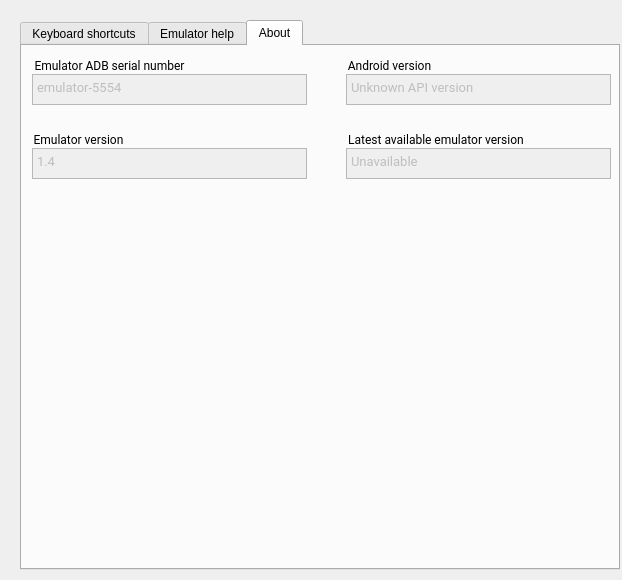
This is android/skin/qt/extended-pages/help-page.ui in aosp-mirror/platform_external_qemu as Qt 5 draws it before an edit. The edited form follows.
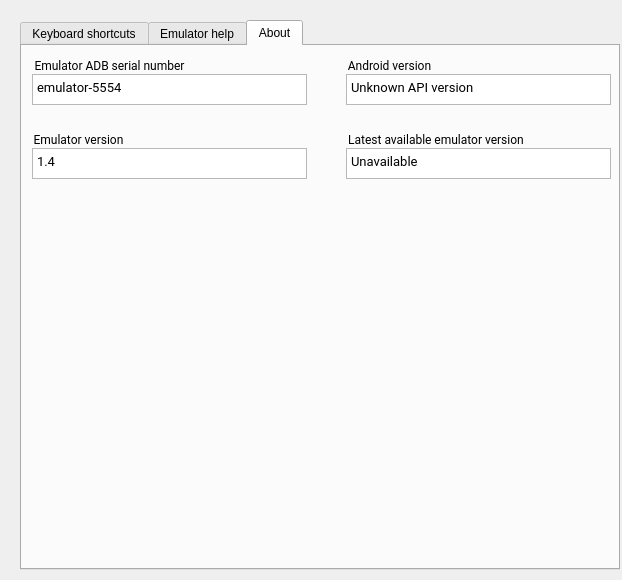
This is the edited form. The open tabs and pages were chosen to show the change.

Commit message:
[ui] Allow user to 'copy' text from Help : About
Set these fields to enabled/read-only. This allows copy-
to-clipboard, but prevents the user from modifying the text.

Adjust the style so enabled/read-only looks the same as disabled.

```diff
--- a/android/skin/qt/extended-pages/help-page.ui
+++ b/android/skin/qt/extended-pages/help-page.ui
@@ -202,7 +202,7 @@
     </attribute>
     <widget class="QPlainTextEdit" name="help_adbSerialNumberBox">
      <property name="enabled">
-      <bool>false</bool>
+      <bool>true</bool>
      </property>
      <property name="geometry">
       <rect>
@@ -230,6 +230,9 @@
      <property name="horizontalScrollBarPolicy">
       <enum>Qt::ScrollBarAlwaysOff</enum>
      </property>
+     <property name="readOnly">
+      <bool>true</bool>
+     </property>
      <property name="plainText">
       <string notr="true">emulator-5554</string>
      </property>
@@ -308,7 +311,7 @@
     </widget>
     <widget class="QPlainTextEdit" name="help_versionBox">
      <property name="enabled">
-      <bool>false</bool>
+      <bool>true</bool>
      </property>
      <property name="geometry">
       <rect>
@@ -342,13 +345,16 @@
      <property name="undoRedoEnabled">
       <bool>false</bool>
      </property>
+     <property name="readOnly">
+      <bool>true</bool>
+     </property>
      <property name="plainText">
       <string>1.4</string>
      </property>
     </widget>
     <widget class="QPlainTextEdit" name="help_androidVersionBox">
      <property name="enabled">
-      <bool>false</bool>
+      <bool>true</bool>
      </property>
      <property name="geometry">
       <rect>
@@ -382,13 +388,16 @@
      <property name="undoRedoEnabled">
       <bool>false</bool>
      </property>
+     <property name="readOnly">
+      <bool>true</bool>
+     </property>
      <property name="plainText">
       <string>Unknown API version</string>
      </property>
     </widget>
     <widget class="QPlainTextEdit" name="help_latestVersionBox">
      <property name="enabled">
-      <bool>false</bool>
+      <bool>true</bool>
      </property>
      <property name="geometry">
       <rect>
@@ -422,6 +431,9 @@
      <property name="undoRedoEnabled">
       <bool>false</bool>
      </property>
+     <property name="readOnly">
+      <bool>true</bool>
+     </property>
      <property name="plainText">
       <string>Unavailable</string>
      </property>
```
The commit also changes 1 other file.
